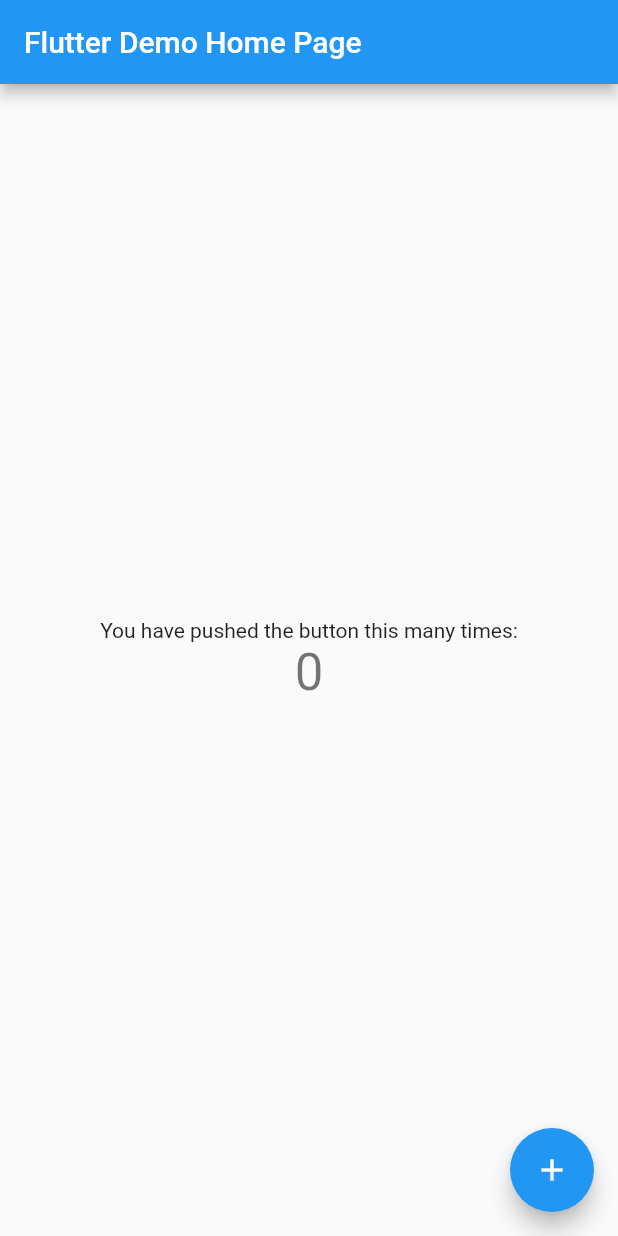
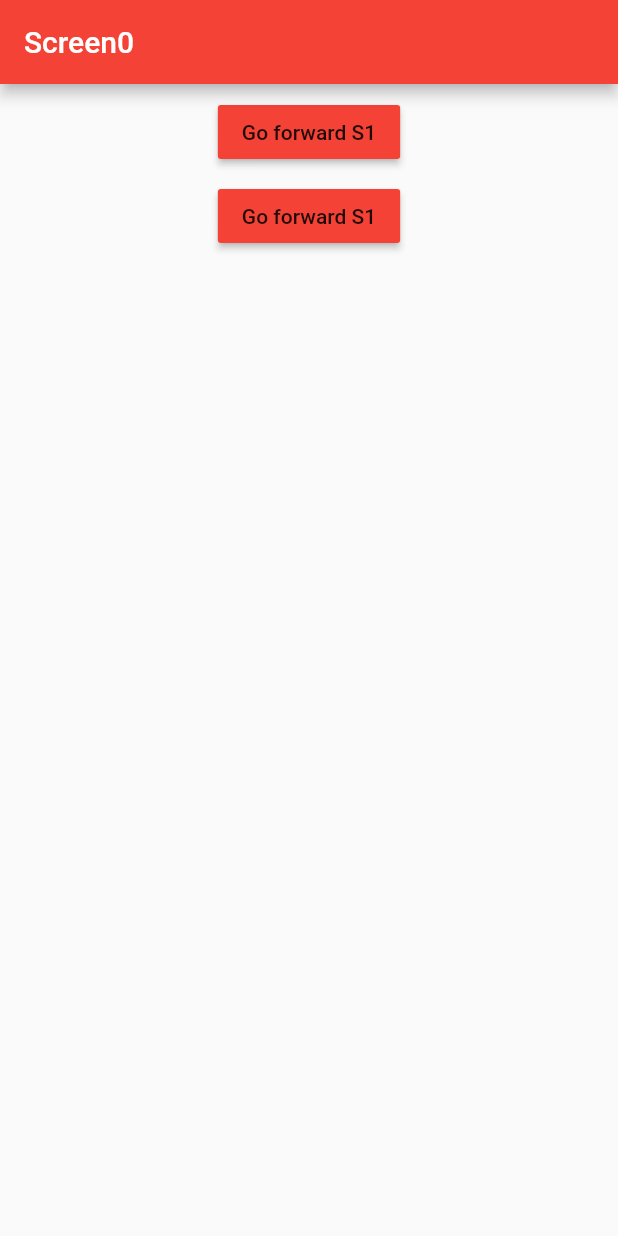
Before and after one commit to HaXer420/Flutter_FA19-BCS-112, a Flutter app: the screen it shows after launch, on a phone screen of 412 x 824 dp. Run offline on Flutter 3.47's test engine with Material 2 defaults, Android fonts, the phone set to English and light mode, and no system bars; our stand-ins replace font_awesome_flutter.

Commit message:
Part 02 (Navigation Process)

```diff
--- /dev/null
+++ b/weatherapp/lib/Screen00.dart
@@ -0,0 +1,48 @@
+import 'package:flutter/material.dart';
+import 'package:weatherapp/Screen02.dart';
+import 'package:weatherapp/screen01.dart';
+import 'screen02.dart';
+import 'screen01.dart';
+
+class Screen0 extends StatelessWidget {
+  const Screen0({Key? key}) : super(key: key);
+
+  @override
+  Widget build(BuildContext context) {
+    return Scaffold(
+      appBar: AppBar(
+        backgroundColor: Colors.red,
+        title: Text('Screen0'),
+      ),
+      body: Center(
+        child: Padding(
+          padding: const EdgeInsets.all(8.0),
+          child: Column(
+            children: [
+              RaisedButton(
+                color: Colors.red,
+                child: Text('Go forward S1'),
+                onPressed: () {
+                  Navigator.pushNamed(context, '/first');
+                },
+              ),
+
+
+                Padding(
+                  padding: const EdgeInsets.all(8.0),
+                  child: RaisedButton(
+                    color: Colors.red,
+                    child: Text('Go forward S1'),
+                    onPressed: () {
+                      Navigator.pushNamed(context, '/second');
+
+            },
+          ),
+                ),
+            ],
+          ),
+        ),
+      ),
+    );
+  }
+}
--- a/weatherapp/lib/main.dart
+++ b/weatherapp/lib/main.dart
@@ -1,69 +1,25 @@
 import 'package:flutter/material.dart';
+import 'package:weatherapp/Screen00.dart';
+import 'package:weatherapp/Screen02.dart';
+import 'package:weatherapp/screen01.dart';
 
 void main() {
-  runApp(const MyApp());
+  runApp(MyApp());
 }
 
 class MyApp extends StatelessWidget {
-  const MyApp({Key? key}) : super(key: key);
 
   // This widget is the root of your application.
   @override
   Widget build(BuildContext context) {
     return MaterialApp(
       debugShowCheckedModeBanner: false,
-      title: 'Flutter Demo',
-      theme: ThemeData(
-        primarySwatch: Colors.blue,
-      ),
-      home: const MyHomePage(title: 'Flutter Demo Home Page'),
+      initialRoute: '/',
+      routes: {
+        '/' : (context) => Screen0(),
+        '/first': (context) => Screen1(),
+        '/seccond': (context) => Screen2(),
+      },
     );
   }
 }
-
-class MyHomePage extends StatefulWidget {
-  const MyHomePage({Key? key, required this.title}) : super(key: key);
-
-  final String title;
-
-  @override
-  State<MyHomePage> createState() => _MyHomePageState();
-}
-
-class _MyHomePageState extends State<MyHomePage> {
-  int _counter = 0;
-
-  void _incrementCounter() {
-    setState(() {
-      _counter++;
-    });
-  }
-
-  @override
-  Widget build(BuildContext context) {
-    return Scaffold(
-      appBar: AppBar(
-        title: Text(widget.title),
-      ),
-      body: Center(
-        child: Column(
-          mainAxisAlignment: MainAxisAlignment.center,
-          children: <Widget>[
-            const Text(
-              'You have pushed the button this many times:',
-            ),
-            Text(
-              '$_counter',
-              style: Theme.of(context).textTheme.headline4,
-            ),
-          ],
-        ),
-      ),
-      floatingActionButton: FloatingActionButton(
-        onPressed: _incrementCounter,
-        tooltip: 'Increment',
-        child: const Icon(Icons.add),
-      ),
-    );
-  }
-}
```
Also changed, not shown: weatherapp/lib/Screen02.dart (added, +25 -0 lines), weatherapp/lib/screen01.dart (added, +28 -0 lines).
